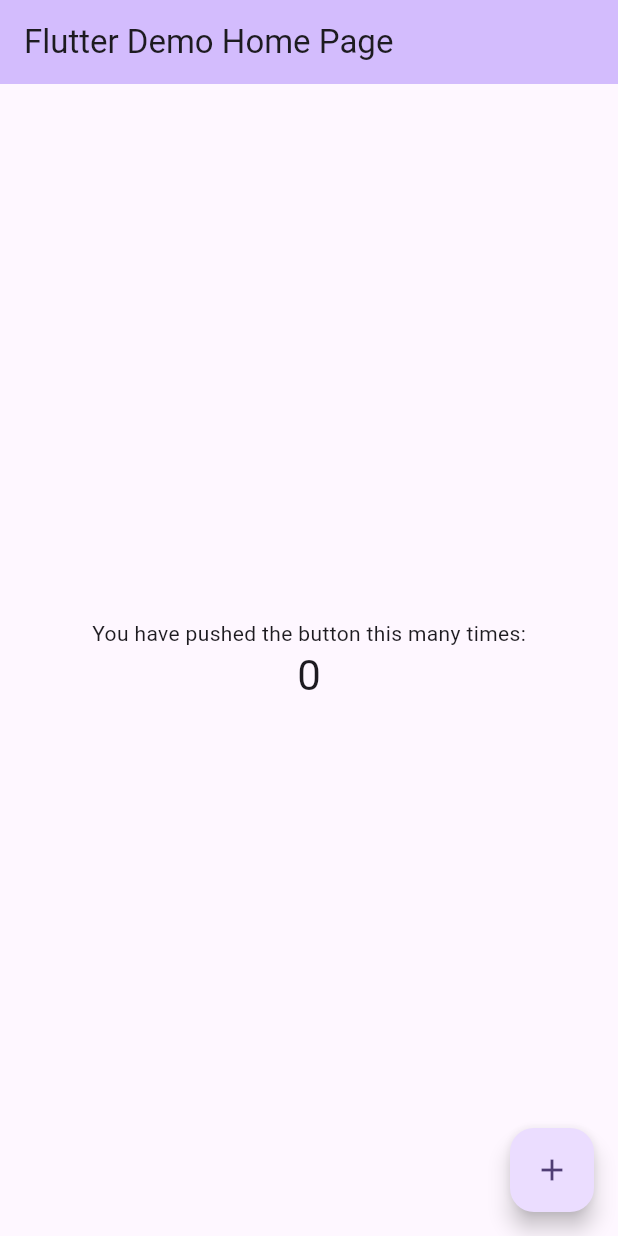
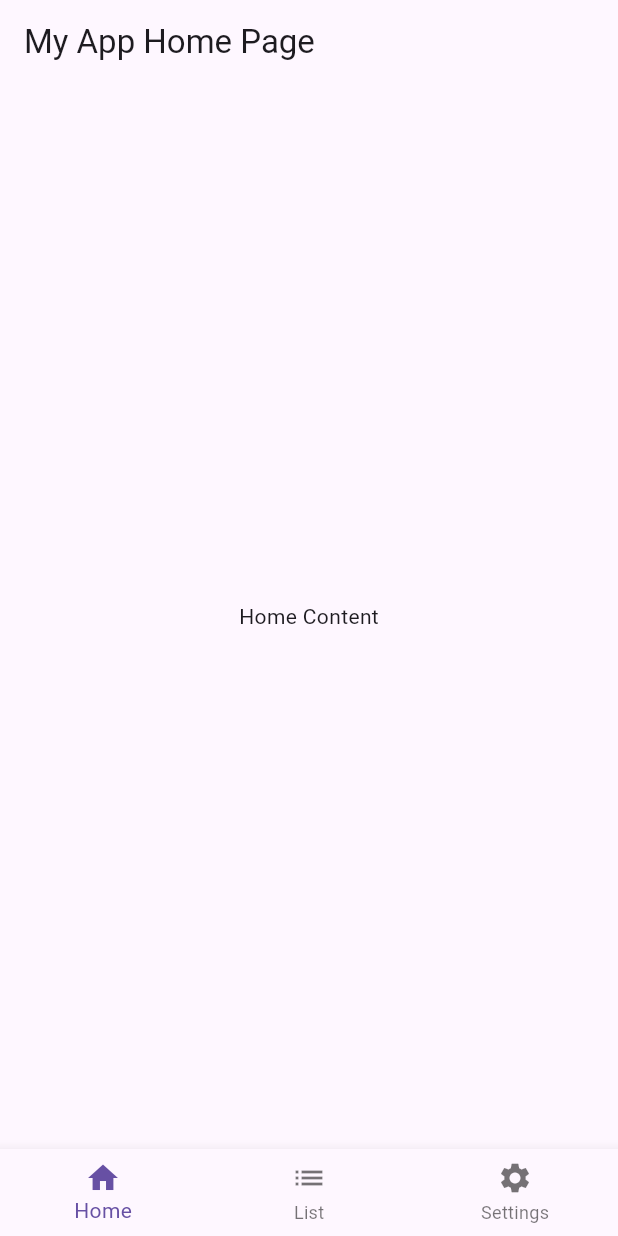
Before and after one commit to dbh/learning_thing, a Flutter app: the screen it shows after launch, on a phone screen of 412 x 824 dp. Run offline on Flutter 3.47's test engine with Material 3 defaults, Android fonts, the phone set to English and light mode, and no system bars.

Commit message:
3 content pages

```diff
--- a/lib/main.dart
+++ b/lib/main.dart
@@ -1,125 +1,76 @@
 import 'package:flutter/material.dart';
 
 void main() {
-  runApp(const MyApp());
+  runApp(MyApp());
 }
 
 class MyApp extends StatelessWidget {
-  const MyApp({super.key});
-
-  // This widget is the root of your application.
   @override
   Widget build(BuildContext context) {
     return MaterialApp(
-      title: 'Flutter Demo',
+      title: 'My App',
       theme: ThemeData(
-        // This is the theme of your application.
-        //
-        // TRY THIS: Try running your application with "flutter run". You'll see
-        // the application has a purple toolbar. Then, without quitting the app,
-        // try changing the seedColor in the colorScheme below to Colors.green
-        // and then invoke "hot reload" (save your changes or press the "hot
-        // reload" button in a Flutter-supported IDE, or press "r" if you used
-        // the command line to start the app).
-        //
-        // Notice that the counter didn't reset back to zero; the application
-        // state is not lost during the reload. To reset the state, use hot
-        // restart instead.
-        //
-        // This works for code too, not just values: Most code changes can be
-        // tested with just a hot reload.
-        colorScheme: ColorScheme.fromSeed(seedColor: Colors.deepPurple),
-        useMaterial3: true,
+        primarySwatch: Colors.blue,
       ),
-      home: const MyHomePage(title: 'Flutter Demo Home Page'),
+      home: MyHomePage(title: 'My App Home Page', key: UniqueKey()),
     );
   }
 }
 
 class MyHomePage extends StatefulWidget {
-  const MyHomePage({super.key, required this.title});
-
-  // This widget is the home page of your application. It is stateful, meaning
-  // that it has a State object (defined below) that contains fields that affect
-  // how it looks.
-
-  // This class is the configuration for the state. It holds the values (in this
-  // case the title) provided by the parent (in this case the App widget) and
-  // used by the build method of the State. Fields in a Widget subclass are
-  // always marked "final".
+  MyHomePage({required Key key, required this.title}) : super(key: key);
 
   final String title;
 
   @override
-  State<MyHomePage> createState() => _MyHomePageState();
+  _MyHomePageState createState() => _MyHomePageState();
 }
 
 class _MyHomePageState extends State<MyHomePage> {
-  int _counter = 0;
-
-  void _incrementCounter() {
-    setState(() {
-      // This call to setState tells the Flutter framework that something has
-      // changed in this State, which causes it to rerun the build method below
-      // so that the display can reflect the updated values. If we changed
-      // _counter without calling setState(), then the build method would not be
-      // called again, and so nothing would appear to happen.
-      _counter++;
-    });
-  }
+  int _currentIndex = 0;
 
   @override
   Widget build(BuildContext context) {
-    // This method is rerun every time setState is called, for instance as done
-    // by the _incrementCounter method above.
-    //
-    // The Flutter framework has been optimized to make rerunning build methods
-    // fast, so that you can just rebuild anything that needs updating rather
-    // than having to individually change instances of widgets.
     return Scaffold(
       appBar: AppBar(
-        // TRY THIS: Try changing the color here to a specific color (to
-        // Colors.amber, perhaps?) and trigger a hot reload to see the AppBar
-        // change color while the other colors stay the same.
-        backgroundColor: Theme.of(context).colorScheme.inversePrimary,
-        // Here we take the value from the MyHomePage object that was created by
-        // the App.build method, and use it to set our appbar title.
         title: Text(widget.title),
       ),
-      body: Center(
-        // Center is a layout widget. It takes a single child and positions it
-        // in the middle of the parent.
-        child: Column(
-          // Column is also a layout widget. It takes a list of children and
-          // arranges them vertically. By default, it sizes itself to fit its
-          // children horizontally, and tries to be as tall as its parent.
-          //
-          // Column has various properties to control how it sizes itself and
-          // how it positions its children. Here we use mainAxisAlignment to
-          // center the children vertically; the main axis here is the vertical
-          // axis because Columns are vertical (the cross axis would be
-          // horizontal).
-          //
-          // TRY THIS: Invoke "debug painting" (choose the "Toggle Debug Paint"
-          // action in the IDE, or press "p" in the console), to see the
-          // wireframe for each widget.
-          mainAxisAlignment: MainAxisAlignment.center,
-          children: <Widget>[
-            const Text(
-              'You have pushed the button this many times:',
-            ),
-            Text(
-              '$_counter',
-              style: Theme.of(context).textTheme.headlineMedium,
-            ),
-          ],
-        ),
+      body: _getContentArea(_currentIndex),
+      bottomNavigationBar: BottomNavigationBar(
+        currentIndex: _currentIndex,
+        onTap: (index) {
+          setState(() {
+            _currentIndex = index;
+          });
+        },
+        items: [
+          BottomNavigationBarItem(icon: Icon(Icons.home), label: 'Home'),
+          BottomNavigationBarItem(icon: Icon(Icons.list), label: 'List'),
+          BottomNavigationBarItem(
+              icon: Icon(Icons.settings), label: 'Settings'),
+        ],
       ),
-      floatingActionButton: FloatingActionButton(
-        onPressed: _incrementCounter,
-        tooltip: 'Increment',
-        child: const Icon(Icons.add),
-      ), // This trailing comma makes auto-formatting nicer for build methods.
     );
   }
+
+  Widget _getContentArea(int index) {
+    switch (index) {
+      case 0:
+        return Center(
+          child: Text('Home Content'),
+        );
+      case 1:
+        return Center(
+          child: Text('List Content'),
+        );
+      case 2:
+        return Center(
+          child: Text('Settings Content'),
+        );
+      default:
+        return Center(
+          child: Text('Unknown Content'),
+        );
+    }
+  }
 }
```
Also changed, not shown: lib/page2.dart (added, +19 -0 lines), lib/page3.dart (added, +19 -0 lines).
